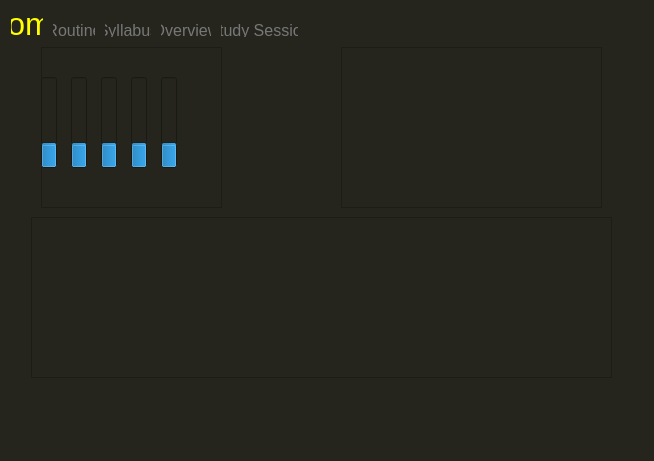
Saadman-Saif/Smart_Academic_Progress_Syllabus_Tracker, file frontend_folder/uipy/homepageWidget.ui: the form before one commit.
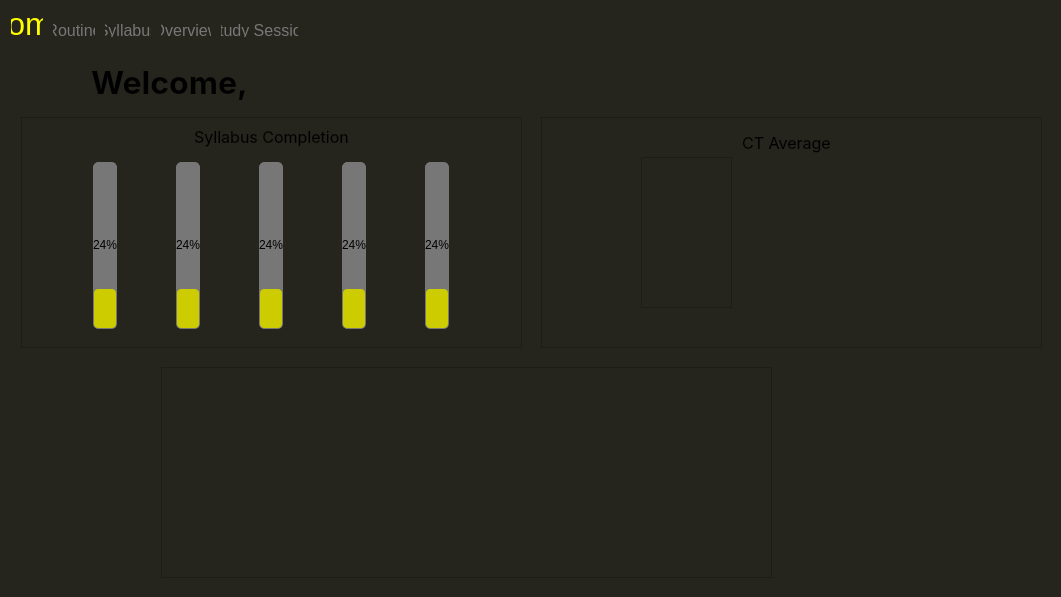
The form after the commit. Custom widgets are drawn as their Qt base class.

Diff of the .ui file:
```diff
--- a/frontend_folder/uipy/homepageWidget.ui
+++ b/frontend_folder/uipy/homepageWidget.ui
@@ -6,15 +6,31 @@
    <rect>
     <x>0</x>
     <y>0</y>
-    <width>654</width>
-    <height>461</height>
+    <width>1061</width>
+    <height>597</height>
    </rect>
   </property>
   <property name="windowTitle">
    <string>Form</string>
   </property>
   <property name="styleSheet">
-   <string notr="true">background-color: rgb(37, 37, 29);</string>
+   <string notr="true">QWidget
+{
+	background-color: rgb(37, 37, 29);
+}
+
+QProgressBar {
+    border: 1px solid #777777;
+    border-radius: 5px;
+    text-align: center;
+	color: #000000;
+    background-color: #777777;
+}
+
+QProgressBar::chunk {
+    background-color: #cccc00;
+    border-radius: 4px;
+}</string>
   </property>
   <layout class="QVBoxLayout" name="verticalLayout">
    <item>
@@ -70,139 +86,13 @@
       <attribute name="title">
        <string>Home</string>
       </attribute>
-      <widget class="QFrame" name="frame">
-       <property name="geometry">
-        <rect>
-         <x>30</x>
-         <y>10</y>
-         <width>181</width>
-         <height>161</height>
-        </rect>
-       </property>
-       <property name="frameShape">
-        <enum>QFrame::Shape::StyledPanel</enum>
-       </property>
-       <property name="frameShadow">
-        <enum>QFrame::Shadow::Raised</enum>
-       </property>
-       <widget class="QProgressBar" name="progressBar_5">
-        <property name="geometry">
-         <rect>
-          <x>120</x>
-          <y>30</y>
-          <width>16</width>
-          <height>91</height>
-         </rect>
-        </property>
-        <property name="value">
-         <number>24</number>
-        </property>
-        <property name="orientation">
-         <enum>Qt::Orientation::Vertical</enum>
-        </property>
-        <property name="invertedAppearance">
-         <bool>false</bool>
-        </property>
-        <property name="textDirection">
-         <enum>QProgressBar::Direction::TopToBottom</enum>
-        </property>
-       </widget>
-       <widget class="QProgressBar" name="progressBar">
-        <property name="geometry">
-         <rect>
-          <x>0</x>
-          <y>30</y>
-          <width>16</width>
-          <height>91</height>
-         </rect>
-        </property>
-        <property name="value">
-         <number>24</number>
-        </property>
-        <property name="orientation">
-         <enum>Qt::Orientation::Vertical</enum>
-        </property>
-        <property name="invertedAppearance">
-         <bool>false</bool>
-        </property>
-        <property name="textDirection">
-         <enum>QProgressBar::Direction::TopToBottom</enum>
-        </property>
-       </widget>
-       <widget class="QProgressBar" name="progressBar_4">
-        <property name="geometry">
-         <rect>
-          <x>90</x>
-          <y>30</y>
-          <width>16</width>
-          <height>91</height>
-         </rect>
-        </property>
-        <property name="value">
-         <number>24</number>
-        </property>
-        <property name="orientation">
-         <enum>Qt::Orientation::Vertical</enum>
-        </property>
-        <property name="invertedAppearance">
-         <bool>false</bool>
-        </property>
-        <property name="textDirection">
-         <enum>QProgressBar::Direction::TopToBottom</enum>
-        </property>
-       </widget>
-       <widget class="QProgressBar" name="progressBar_3">
-        <property name="geometry">
-         <rect>
-          <x>60</x>
-          <y>30</y>
-          <width>16</width>
-          <height>91</height>
-         </rect>
-        </property>
-        <property name="value">
-         <number>24</number>
-        </property>
-        <property name="orientation">
-         <enum>Qt::Orientation::Vertical</enum>
-        </property>
-        <property name="invertedAppearance">
-         <bool>false</bool>
-        </property>
-        <property name="textDirection">
-         <enum>QProgressBar::Direction::TopToBottom</enum>
-        </property>
-       </widget>
-       <widget class="QProgressBar" name="progressBar_2">
-        <property name="geometry">
-         <rect>
-          <x>30</x>
-          <y>30</y>
-          <width>16</width>
-          <height>91</height>
-         </rect>
-        </property>
-        <property name="value">
-         <number>24</number>
-        </property>
-        <property name="orientation">
-         <enum>Qt::Orientation::Vertical</enum>
-        </property>
-        <property name="invertedAppearance">
-         <bool>false</bool>
-        </property>
-        <property name="textDirection">
-         <enum>QProgressBar::Direction::TopToBottom</enum>
-        </property>
-       </widget>
-      </widget>
       <widget class="QFrame" name="frame_2">
        <property name="geometry">
         <rect>
-         <x>330</x>
-         <y>10</y>
-         <width>261</width>
-         <height>161</height>
+         <x>530</x>
+         <y>80</y>
+         <width>501</width>
+         <height>231</height>
         </rect>
        </property>
        <property name="frameShape">
@@ -211,14 +101,52 @@
        <property name="frameShadow">
         <enum>QFrame::Shadow::Raised</enum>
        </property>
+       <widget class="QLabel" name="label_2">
+        <property name="geometry">
+         <rect>
+          <x>100</x>
+          <y>10</y>
+          <width>291</width>
+          <height>31</height>
+         </rect>
+        </property>
+        <property name="font">
+         <font>
+          <family>Inter</family>
+          <pointsize>12</pointsize>
+         </font>
+        </property>
+        <property name="text">
+         <string>CT Average</string>
+        </property>
+        <property name="alignment">
+         <set>Qt::AlignmentFlag::AlignCenter</set>
+        </property>
+       </widget>
+       <widget class="QFrame" name="frame_5">
+        <property name="geometry">
+         <rect>
+          <x>100</x>
+          <y>40</y>
+          <width>91</width>
+          <height>151</height>
+         </rect>
+        </property>
+        <property name="frameShape">
+         <enum>QFrame::Shape::StyledPanel</enum>
+        </property>
+        <property name="frameShadow">
+         <enum>QFrame::Shadow::Raised</enum>
+        </property>
+       </widget>
       </widget>
       <widget class="QFrame" name="frame_3">
        <property name="geometry">
         <rect>
-         <x>20</x>
-         <y>180</y>
-         <width>581</width>
-         <height>161</height>
+         <x>150</x>
+         <y>330</y>
+         <width>611</width>
+         <height>211</height>
         </rect>
        </property>
        <property name="frameShape">
@@ -228,6 +156,170 @@
         <enum>QFrame::Shadow::Raised</enum>
        </property>
       </widget>
+      <widget class="ShadowFrame" name="frame_4">
+       <property name="geometry">
+        <rect>
+         <x>10</x>
+         <y>80</y>
+         <width>501</width>
+         <height>231</height>
+        </rect>
+       </property>
+       <property name="frameShape">
+        <enum>QFrame::Shape::StyledPanel</enum>
+       </property>
+       <property name="frameShadow">
+        <enum>QFrame::Shadow::Raised</enum>
+       </property>
+       <layout class="QVBoxLayout" name="verticalLayout_2">
+        <item>
+         <widget class="QLabel" name="label">
+          <property name="font">
+           <font>
+            <family>Inter</family>
+            <pointsize>12</pointsize>
+           </font>
+          </property>
+          <property name="text">
+           <string>Syllabus Completion</string>
+          </property>
+          <property name="alignment">
+           <set>Qt::AlignmentFlag::AlignCenter</set>
+          </property>
+         </widget>
+        </item>
+        <item>
+         <widget class="QFrame" name="frame">
+          <property name="styleSheet">
+           <string notr="true">QFrame{border: none;}</string>
+          </property>
+          <property name="frameShape">
+           <enum>QFrame::Shape::StyledPanel</enum>
+          </property>
+          <property name="frameShadow">
+           <enum>QFrame::Shadow::Raised</enum>
+          </property>
+          <layout class="QHBoxLayout" name="horizontalLayout">
+           <item>
+            <widget class="QProgressBar" name="progressBar">
+             <property name="value">
+              <number>24</number>
+             </property>
+             <property name="orientation">
+              <enum>Qt::Orientation::Vertical</enum>
+             </property>
+             <property name="invertedAppearance">
+              <bool>false</bool>
+             </property>
+             <property name="textDirection">
+              <enum>QProgressBar::Direction::TopToBottom</enum>
+             </property>
+            </widget>
+           </item>
+           <item>
+            <widget class="QProgressBar" name="progressBar_2">
+             <property name="value">
+              <number>24</number>
+             </property>
+             <property name="orientation">
+              <enum>Qt::Orientation::Vertical</enum>
+             </property>
+             <property name="invertedAppearance">
+              <bool>false</bool>
+             </property>
+             <property name="textDirection">
+              <enum>QProgressBar::Direction::TopToBottom</enum>
+             </property>
+            </widget>
+           </item>
+           <item>
+            <widget class="QProgressBar" name="progressBar_3">
+             <property name="value">
+              <number>24</number>
+             </property>
+             <property name="orientation">
+              <enum>Qt::Orientation::Vertical</enum>
+             </property>
+             <property name="invertedAppearance">
+              <bool>false</bool>
+             </property>
+             <property name="textDirection">
+              <enum>QProgressBar::Direction::TopToBottom</enum>
+             </property>
+            </widget>
+           </item>
+           <item>
+            <widget class="QProgressBar" name="progressBar_4">
+             <property name="value">
+              <number>24</number>
+             </property>
+             <property name="orientation">
+              <enum>Qt::Orientation::Vertical</enum>
+             </property>
+             <property name="invertedAppearance">
+              <bool>false</bool>
+             </property>
+             <property name="textDirection">
+              <enum>QProgressBar::Direction::TopToBottom</enum>
+             </property>
+            </widget>
+           </item>
+           <item>
+            <widget class="QProgressBar" name="progressBar_5">
+             <property name="sizePolicy">
+              <sizepolicy hsizetype="Fixed" vsizetype="Expanding">
+               <horstretch>0</horstretch>
+               <verstretch>0</verstretch>
+              </sizepolicy>
+             </property>
+             <property name="value">
+              <number>24</number>
+             </property>
+             <property name="textVisible">
+              <bool>true</bool>
+             </property>
+             <property name="orientation">
+              <enum>Qt::Orientation::Vertical</enum>
+             </property>
+             <property name="invertedAppearance">
+              <bool>false</bool>
+             </property>
+             <property name="textDirection">
+              <enum>QProgressBar::Direction::TopToBottom</enum>
+             </property>
+            </widget>
+           </item>
+          </layout>
+         </widget>
+        </item>
+       </layout>
+      </widget>
+      <widget class="QLabel" name="label_3">
+       <property name="geometry">
+        <rect>
+         <x>80</x>
+         <y>20</y>
+         <width>301</width>
+         <height>51</height>
+        </rect>
+       </property>
+       <property name="sizePolicy">
+        <sizepolicy hsizetype="Preferred" vsizetype="Preferred">
+         <horstretch>0</horstretch>
+         <verstretch>0</verstretch>
+        </sizepolicy>
+       </property>
+       <property name="font">
+        <font>
+         <family>Inter</family>
+         <pointsize>24</pointsize>
+         <bold>true</bold>
+        </font>
+       </property>
+       <property name="text">
+        <string>Welcome, </string>
+       </property>
+      </widget>
      </widget>
      <widget class="QWidget" name="tab_2">
       <attribute name="title">
@@ -253,6 +345,14 @@
    </item>
   </layout>
  </widget>
+ <customwidgets>
+  <customwidget>
+   <class>ShadowFrame</class>
+   <extends>QFrame</extends>
+   <header>shadow_frame.h</header>
+   <container>1</container>
+  </customwidget>
+ </customwidgets>
  <resources/>
  <connections/>
 </ui>
```
